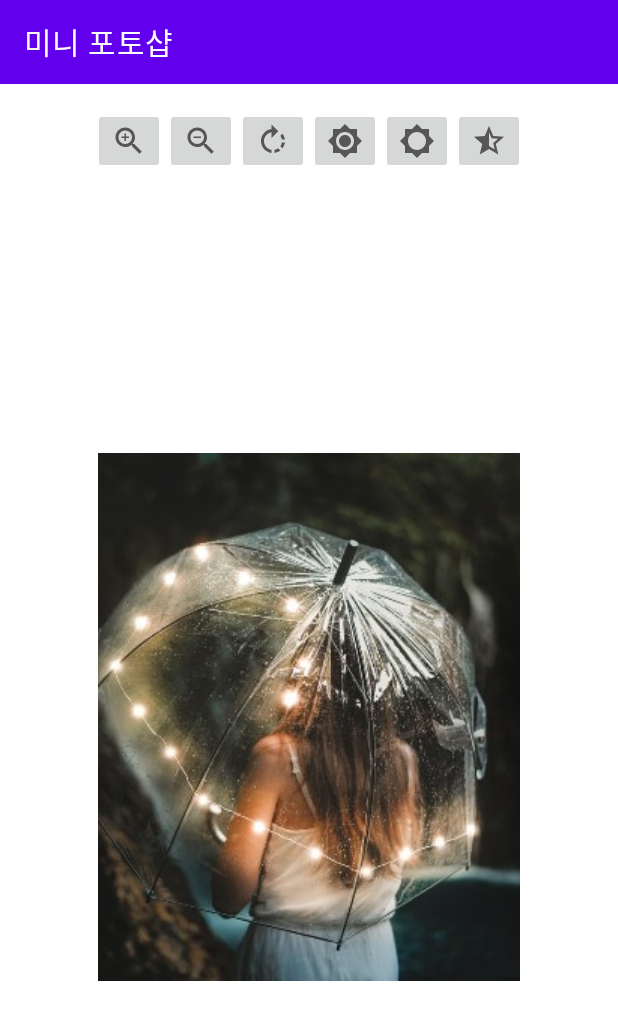
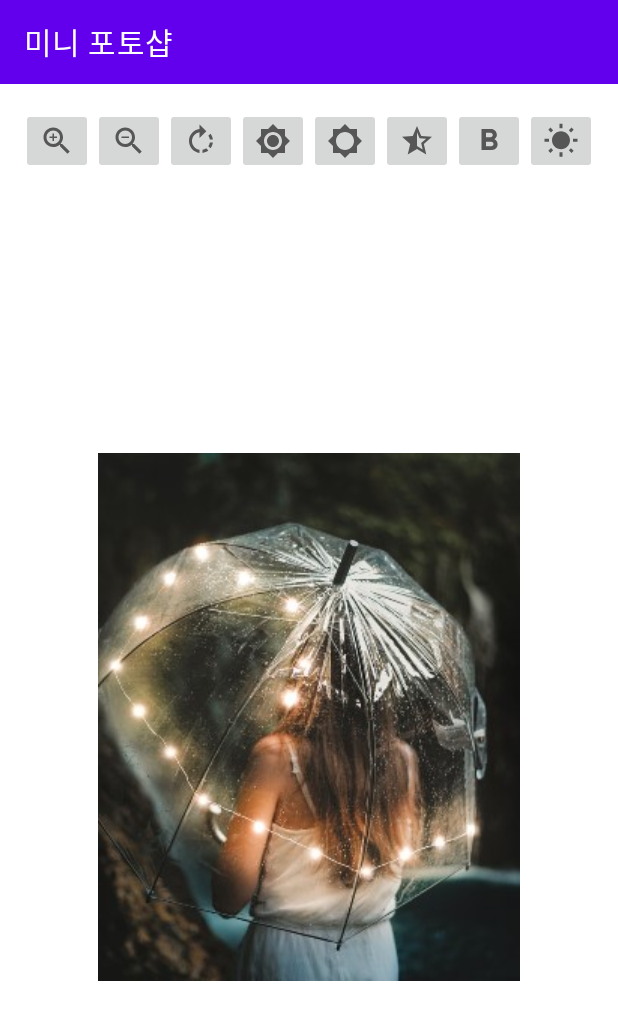
Before and after one commit to Ruinak/MiniPhotoshop, an Android app: the screen it shows after launch (MainActivity), on a phone screen of 412 x 824 dp. Shown: the top 1020 px of the screen. Run offline under Robolectric (Android 15) with nearby library versions, the phone set to English and light mode, and no system bars.

Commit message:
Blurring과 Embossing 적용(End)

```diff
--- a/app/src/main/java/com/cos/miniphotoshop/MainActivity.java
+++ b/app/src/main/java/com/cos/miniphotoshop/MainActivity.java
@@ -6,9 +6,11 @@ import androidx.appcompat.widget.LinearLayoutCompat;
 import android.content.Context;
 import android.graphics.Bitmap;
 import android.graphics.BitmapFactory;
+import android.graphics.BlurMaskFilter;
 import android.graphics.Canvas;
 import android.graphics.ColorMatrix;
 import android.graphics.ColorMatrixColorFilter;
+import android.graphics.EmbossMaskFilter;
 import android.graphics.Paint;
 import android.os.Bundle;
 import android.view.View;
@@ -18,7 +20,7 @@ public class MainActivity extends AppCompatActivity {
     private static final String TAG = "MainActivity2";
 
     // 위젯 변수 6개와 클래스 변수 1개를 전역변수로 선언
-    private ImageButton ibZoomIn, ibZoomOut, ibRotate, ibBright, ibDark, ibGray;
+    private ImageButton ibZoomIn, ibZoomOut, ibRotate, ibBright, ibDark, ibGray, ibBlurring, ibEmbossing;
     private MyGraphicView graphicView;
     // 축척으로 사용될 전역변수 2개를 선언
     private static float scaleX = 1, scaleY = 1;
@@ -28,7 +30,10 @@ public class MainActivity extends AppCompatActivity {
     private static float color = 1;
     // 채도 배수로 사용된 전역변수 선언
     private static float saturation = 1;
-
+    // 블러링을 받을 전역변수 선언
+    private static BlurMaskFilter bMask;
+    // 엠보싱을 받을 전역변수 선언
+    private static EmbossMaskFilter eMask;
     @Override
     protected void onCreate(Bundle savedInstanceState) {
         super.onCreate(savedInstanceState);
@@ -52,6 +57,9 @@ public class MainActivity extends AppCompatActivity {
         ibBright = findViewById(R.id.ibBright);
         ibDark = findViewById(R.id.ibDark);
         ibGray = findViewById(R.id.ibGray);
+        ibBlurring = findViewById(R.id.ibBlurring);
+        ibEmbossing = findViewById(R.id.ibEmbossing);
+        ibEmbossing = findViewById(R.id.ibEmbossing);
     }
 
     public void initLr(){
@@ -63,7 +71,7 @@ public class MainActivity extends AppCompatActivity {
             // 뷰의 invalidate( ) 메서드는 onDraw( )를 자동으로 호출함
             graphicView.invalidate();
         });
-        // 확대 버튼을 클릭할 때마다 축척 전역변수가 0.2씩 감소함
+        // 축소 버튼을 클릭할 때마다 축척 전역변수가 0.2씩 감소함
         ibZoomOut.setOnClickListener(v -> {
             scaleX = scaleX - 0.2f;
             scaleY = scaleY - 0.2f;
@@ -91,6 +99,16 @@ public class MainActivity extends AppCompatActivity {
             } else {
                 saturation = 0;
             }
+            graphicView.invalidate();
+        });
+        // 블러링 버튼을 클릭하면 SOLID 블러링 적용
+        ibBlurring.setOnClickListener(v -> {
+            bMask = new BlurMaskFilter(30, BlurMaskFilter.Blur.SOLID);
+            graphicView.invalidate();
+        });
+        // 엠보싱 버튼을 클릭하면 빛 방향 변경
+        ibEmbossing.setOnClickListener(v -> {
+            eMask = new EmbossMaskFilter(new float[] {3, 3, 10}, 0.8f, 7, 10);
             graphicView.invalidate();
         });
     }
@@ -131,6 +149,10 @@ public class MainActivity extends AppCompatActivity {
             int picX = (this.getWidth() - picture.getWidth()) / 2;
             int picY = (this.getHeight() - picture.getHeight()) / 2;
 
+            paint.setMaskFilter(bMask);
+
+            paint.setMaskFilter(eMask);
+
             canvas.drawBitmap(picture, picX, picY, paint);
 
             picture.recycle();
--- /dev/null
+++ b/app/src/main/res/drawable/blurring.xml
@@ -0,0 +1,10 @@
+<vector xmlns:android="http://schemas.android.com/apk/res/android"
+    android:width="24dp"
+    android:height="24dp"
+    android:viewportWidth="24"
+    android:viewportHeight="24"
+    android:tint="?attr/colorControlNormal">
+  <path
+      android:fillColor="@android:color/white"
+      android:pathData="M15.6,10.79c0.97,-0.67 1.65,-1.77 1.65,-2.79 0,-2.26 -1.75,-4 -4,-4L7,4v14h7.04c2.09,0 3.71,-1.7 3.71,-3.79 0,-1.52 -0.86,-2.82 -2.15,-3.42zM10,6.5h3c0.83,0 1.5,0.67 1.5,1.5s-0.67,1.5 -1.5,1.5h-3v-3zM13.5,15.5L10,15.5v-3h3.5c0.83,0 1.5,0.67 1.5,1.5s-0.67,1.5 -1.5,1.5z"/>
+</vector>
--- /dev/null
+++ b/app/src/main/res/drawable/embossing.xml
@@ -0,0 +1,10 @@
+<vector xmlns:android="http://schemas.android.com/apk/res/android"
+    android:width="24dp"
+    android:height="24dp"
+    android:viewportWidth="24"
+    android:viewportHeight="24"
+    android:tint="?attr/colorControlNormal">
+  <path
+      android:fillColor="@android:color/white"
+      android:pathData="M6.76,4.84l-1.8,-1.79 -1.41,1.41 1.79,1.79 1.42,-1.41zM4,10.5L1,10.5v2h3v-2zM13,0.55h-2L11,3.5h2L13,0.55zM20.45,4.46l-1.41,-1.41 -1.79,1.79 1.41,1.41 1.79,-1.79zM17.24,18.16l1.79,1.8 1.41,-1.41 -1.8,-1.79 -1.4,1.4zM20,10.5v2h3v-2h-3zM12,5.5c-3.31,0 -6,2.69 -6,6s2.69,6 6,6 6,-2.69 6,-6 -2.69,-6 -6,-6zM11,22.45h2L13,19.5h-2v2.95zM3.55,18.54l1.41,1.41 1.79,-1.8 -1.41,-1.41 -1.79,1.8z"/>
+</vector>
--- /dev/null
+++ b/app/src/main/res/drawable/restart.xml
@@ -0,0 +1,10 @@
+<vector xmlns:android="http://schemas.android.com/apk/res/android"
+    android:width="24dp"
+    android:height="24dp"
+    android:viewportWidth="24"
+    android:viewportHeight="24"
+    android:tint="?attr/colorControlNormal">
+  <path
+      android:fillColor="@android:color/white"
+      android:pathData="M17.65,6.35C16.2,4.9 14.21,4 12,4c-4.42,0 -7.99,3.58 -7.99,8s3.57,8 7.99,8c3.73,0 6.84,-2.55 7.73,-6h-2.08c-0.82,2.33 -3.04,4 -5.65,4 -3.31,0 -6,-2.69 -6,-6s2.69,-6 6,-6c1.66,0 3.14,0.69 4.22,1.78L13,11h7V4l-2.35,2.35z"/>
+</vector>
--- a/app/src/main/res/layout/activity_main.xml
+++ b/app/src/main/res/layout/activity_main.xml
@@ -8,7 +8,7 @@
     tools:context=".MainActivity">
 
     <androidx.appcompat.widget.LinearLayoutCompat
-        android:id="@+id/iconLayout"
+        android:id="@+id/iconLayout1"
         android:layout_width="match_parent"
         android:layout_height="0dp"
         android:layout_weight="10"
@@ -44,6 +44,18 @@
             android:layout_width="wrap_content"
             android:layout_height="wrap_content"
             android:src="@drawable/gray" />
+
+        <ImageButton
+            android:id="@+id/ibBlurring"
+            android:layout_width="wrap_content"
+            android:layout_height="wrap_content"
+            android:src="@drawable/blurring" />
+        <ImageButton
+            android:id="@+id/ibEmbossing"
+            android:layout_width="wrap_content"
+            android:layout_height="wrap_content"
+            android:src="@drawable/embossing" />
+
     </androidx.appcompat.widget.LinearLayoutCompat>
 
     <androidx.appcompat.widget.LinearLayoutCompat
```
